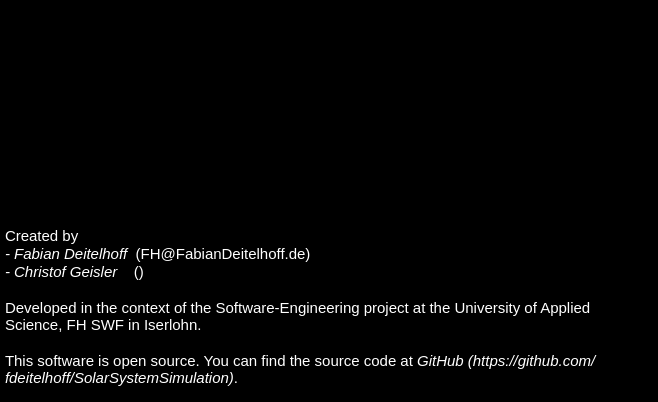
fdeitelhoff/SolarSystemSimulation, file forms/main/about.ui: the form before one commit.
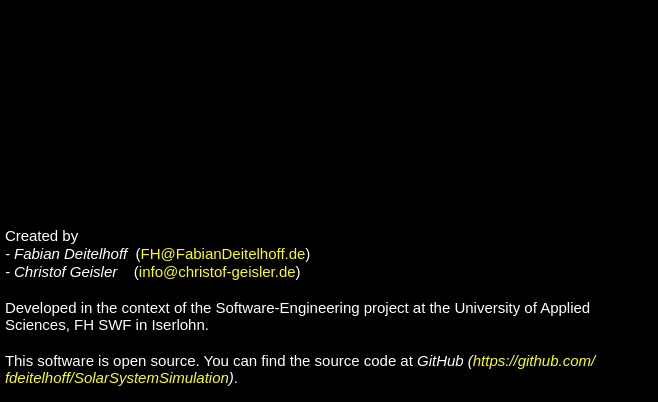
The form after the commit. Icons and pictures are not drawn.

Diff of the .ui file:
```diff
--- a/forms/main/about.ui
+++ b/forms/main/about.ui
@@ -126,12 +126,13 @@
 p, li { white-space: pre-wrap; }
 &lt;/style&gt;&lt;/head&gt;&lt;body style=&quot; font-family:'MS Shell Dlg 2'; font-size:8.25pt; font-weight:400; font-style:normal;&quot;&gt;
 &lt;p style=&quot; margin-top:0px; margin-bottom:0px; margin-left:0px; margin-right:0px; -qt-block-indent:0; text-indent:0px;&quot;&gt;&lt;span style=&quot; font-size:11pt; color:#ffffff;&quot;&gt;Created by &lt;/span&gt;&lt;/p&gt;
-&lt;p style=&quot; margin-top:0px; margin-bottom:0px; margin-left:0px; margin-right:0px; -qt-block-indent:0; text-indent:0px;&quot;&gt;&lt;span style=&quot; font-size:11pt; font-style:italic; color:#ffffff;&quot;&gt;- Fabian Deitelhoff&lt;/span&gt;&lt;span style=&quot; font-size:11pt; color:#ffffff;&quot;&gt;  (FH@FabianDeitelhoff.de)&lt;/span&gt;&lt;/p&gt;
-&lt;p style=&quot; margin-top:0px; margin-bottom:0px; margin-left:0px; margin-right:0px; -qt-block-indent:0; text-indent:0px;&quot;&gt;&lt;span style=&quot; font-size:11pt; font-style:italic; color:#ffffff;&quot;&gt;- Christof Geisler    &lt;/span&gt;&lt;span style=&quot; font-size:11pt; color:#ffffff;&quot;&gt;()&lt;/span&gt;&lt;/p&gt;
+&lt;p style=&quot; margin-top:0px; margin-bottom:0px; margin-left:0px; margin-right:0px; -qt-block-indent:0; text-indent:0px;&quot;&gt;&lt;span style=&quot; font-size:11pt; font-style:italic; color:#ffffff;&quot;&gt;- Fabian Deitelhoff&lt;/span&gt;&lt;span style=&quot; font-size:11pt; color:#ffffff;&quot;&gt;  (&lt;a href=&quot;mailto:FH@FabianDeitelhoff.de&quot; style=&quot;color: #ffff00; text-decoration: none&quot;&gt;FH@FabianDeitelhoff.de&lt;/a&gt;)&lt;/span&gt;&lt;/p&gt;
+&lt;p style=&quot; margin-top:0px; margin-bottom:0px; margin-left:0px; margin-right:0px; -qt-block-indent:0; text-indent:0px;&quot;&gt;&lt;span style=&quot; font-size:11pt; font-style:italic; color:#ffffff;&quot;&gt;- Christof Geisler    &lt;/span&gt;&lt;span style=&quot; font-size:11pt; color:#ffffff;&quot;&gt;(&lt;a href=&quot;mailto:info@christof-geisler.de&quot; style=&quot;color: #ffff00; text-decoration: none&quot;&gt;info@christof-geisler.de&lt;/a&gt;)&lt;/span&gt;&lt;/p&gt;
 &lt;p style=&quot;-qt-paragraph-type:empty; margin-top:0px; margin-bottom:0px; margin-left:0px; margin-right:0px; -qt-block-indent:0; text-indent:0px; font-size:11pt; color:#ffffff;&quot;&gt;&lt;/p&gt;
-&lt;p style=&quot; margin-top:0px; margin-bottom:0px; margin-left:0px; margin-right:0px; -qt-block-indent:0; text-indent:0px;&quot;&gt;&lt;span style=&quot; font-size:11pt; color:#ffffff;&quot;&gt;Developed in the context of the Software-Engineering project at the University of Applied Science, FH SWF in Iserlohn.&lt;/span&gt;&lt;/p&gt;
+&lt;p style=&quot; margin-top:0px; margin-bottom:0px; margin-left:0px; margin-right:0px; -qt-block-indent:0; text-indent:0px;&quot;&gt;&lt;span style=&quot; font-size:11pt; color:#ffffff;&quot;&gt;Developed in the context of the Software-Engineering project at the University of Applied Sciences, FH SWF in Iserlohn.&lt;/span&gt;&lt;/p&gt;
 &lt;p style=&quot;-qt-paragraph-type:empty; margin-top:0px; margin-bottom:0px; margin-left:0px; margin-right:0px; -qt-block-indent:0; text-indent:0px; font-size:11pt; color:#ffffff;&quot;&gt;&lt;/p&gt;
-&lt;p style=&quot; margin-top:0px; margin-bottom:0px; margin-left:0px; margin-right:0px; -qt-block-indent:0; text-indent:0px;&quot;&gt;&lt;span style=&quot; font-size:11pt; color:#ffffff;&quot;&gt;This software is open source. You can find the source code at &lt;/span&gt;&lt;span style=&quot; font-size:11pt; font-style:italic; color:#ffffff;&quot;&gt;GitHub (https://github.com/fdeitelhoff/SolarSystemSimulation)&lt;/span&gt;&lt;span style=&quot; font-size:11pt; color:#ffffff;&quot;&gt;.&lt;/span&gt;&lt;/p&gt;&lt;/body&gt;&lt;/html&gt;</string>
+&lt;p style=&quot; margin-top:0px; margin-bottom:0px; margin-left:0px; margin-right:0px; -qt-block-indent:0; text-indent:0px;&quot;&gt;&lt;span style=&quot; font-size:11pt; color:#ffffff;&quot;&gt;This software is open source. You can find the source code at &lt;/span&gt;&lt;span style=&quot; font-size:11pt; font-style:italic; color:#ffffff;&quot;&gt;GitHub (&lt;a href=&quot;https://github.com/fdeitelhoff/SolarSystemSimulation&quot; style=&quot;color: #ffff00; text-decoration: none&quot;&gt;https://github.com/fdeitelhoff/SolarSystemSimulation&lt;/a&gt;)&lt;/span&gt;&lt;span style=&quot; font-size:11pt; color:#ffffff;&quot;&gt;.&lt;/span&gt;&lt;/p&gt;&lt;/body&gt;&lt;/html&gt; 
+</string>
    </property>
    <property name="wordWrap">
     <bool>true</bool>
```
